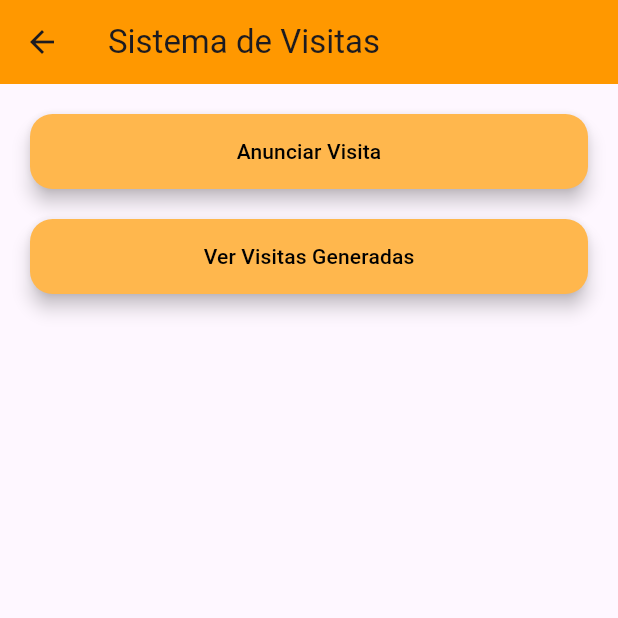
After one commit to diazf3r/Residential_Access_clone, a Flutter app: the GestionarVisitas screen opened directly, on a phone screen of 412 x 824 dp, the top half of it. The commit adds this screen. Run offline on Flutter 3.47's test engine with Material 3 defaults, Android fonts, the phone set to English and light mode, and no system bars; our stand-ins replace pretty_qr_code.

Commit message:
Creacion de la Pantalla para Gestionar las Visitas

```diff
--- a/lib/pages/anunciar_visita.dart
+++ b/lib/pages/anunciar_visita.dart
@@ -3,7 +3,9 @@ import 'package:myapp/pages/visita.dart';
 import 'package:myapp/widgets/inputs.dart';
 
 class AnunciarVisita extends StatelessWidget {
-  AnunciarVisita({super.key});
+  final Function(Visita) onVisitaCreada;
+
+  AnunciarVisita({super.key, required this.onVisitaCreada});
 
   final TextEditingController nombreController = TextEditingController();
   final TextEditingController apellidoController = TextEditingController();
@@ -24,11 +26,6 @@ class AnunciarVisita extends StatelessWidget {
   @override
   Widget build(BuildContext context) {
     return Scaffold(
-       appBar: AppBar(
-
-        centerTitle: true,
-        backgroundColor: Colors.orange,
-      ),
       backgroundColor: Colors.orange,
       body: Padding(
         padding: const EdgeInsets.all(20.0),
@@ -90,33 +87,28 @@ class AnunciarVisita extends StatelessWidget {
               horaController: horaController,
             ),
             const SizedBox(height: 30),
-
-                const SizedBox(height: 30),
                 ElevatedButton(
                   onPressed: () {
                     if (formKey.currentState?.validate() ?? false) {
-                    // Mostrar un mensaje emergente de confirmación
-                    ScaffoldMessenger.of(context).showSnackBar(
-                      const SnackBar(
-                        content: Text('¡La visita ha sido anunciada correctamente!'),
-                        duration: Duration(seconds: 2), // Duración del mensaje
-                      ),
-                    );
-
-                    // Navegar a la pantalla de detalles
-                    Navigator.push(
-                      context,
-                      MaterialPageRoute(
-                        builder: (context) => VisitaCreada(
+                      final nuevaVisita = Visita(
                         nombre: nombreController.text,
                         apellido: apellidoController.text,
                         identidad: identidadController.text,
                         motivo: motivoController.text,
                         fecha: fechaController.text,
                         hora: horaController.text,
-                        ),
+                      );
+
+                      onVisitaCreada(nuevaVisita);
+
+                      ScaffoldMessenger.of(context).showSnackBar(
+                        const SnackBar(
+                          content: Text('¡La visita ha sido anunciada correctamente!'),
+                          duration: Duration(seconds: 2),
                         ),
                       );
+
+                      Navigator.pop(context);
                     } else {
                       showDialog(
                         context: context,
@@ -157,3 +149,21 @@ class AnunciarVisita extends StatelessWidget {
     );
   }
 }
+
+class Visita {
+  final String nombre;
+  final String apellido;
+  final String identidad;
+  final String motivo;
+  final String fecha;
+  final String hora;
+
+  Visita({
+    required this.nombre,
+    required this.apellido,
+    required this.identidad,
+    required this.motivo,
+    required this.fecha,
+    required this.hora,
+  });
+}
--- /dev/null
+++ b/lib/pages/gestionar_visitas.dart
@@ -0,0 +1,100 @@
+import 'package:flutter/material.dart';
+import 'package:myapp/pages/tipo_visita.dart';
+import 'anunciar_visita.dart';
+import 'visita.dart';
+
+class GestionarVisitas extends StatefulWidget {
+  const GestionarVisitas({super.key});
+
+  @override
+  _GestionarVisitasState createState() => _GestionarVisitasState();
+}
+
+class _GestionarVisitasState extends State<GestionarVisitas> {
+  final List<Visita> visitas = []; // Lista de visitas agendadas
+
+  @override
+  Widget build(BuildContext context) {
+    return Scaffold(
+      appBar: AppBar(
+        title: const Text('Sistema de Visitas'),
+        backgroundColor: Colors.orange,
+      ),
+      body: Padding(
+        padding: const EdgeInsets.all(20.0),
+        child: Column(
+          crossAxisAlignment: CrossAxisAlignment.stretch,
+          children: [
+            ElevatedButton(
+              onPressed: () {
+                // Navegar a la pantalla de anunciar visita
+                Navigator.push(
+                  context,
+                  MaterialPageRoute(
+                    builder: (context) => AnunciarVisita(
+                      onVisitaCreada: (visita) {
+                        setState(() {
+                          visitas.add(visita); // Agregar visita a la lista
+                        });
+                      },
+                    ),
+                  ),
+                );
+              },
+              style: ElevatedButton.styleFrom(
+                backgroundColor: Colors.orange[300],
+                foregroundColor: Colors.black,
+                padding: const EdgeInsets.symmetric(vertical: 15),
+                shape: RoundedRectangleBorder(
+                  borderRadius: BorderRadius.circular(15),
+                ),
+                elevation: 5,
+              ),
+              child: const Text('Anunciar Visita'),
+            ),
+            const SizedBox(height: 20),
+            ElevatedButton(
+              onPressed: () {
+                if (visitas.isEmpty) {
+                  // Mensaje si no hay visitas agendadas
+                  ScaffoldMessenger.of(context).showSnackBar(
+                    const SnackBar(
+                      content: Text('No hay visitas agendadas aún.'),
+                      duration: Duration(seconds: 2),
+                    ),
+                  );
+                  return;
+                }
+
+                // Navegar a la pantalla de visitas agendadas
+                Navigator.push(
+                  context,
+                  MaterialPageRoute(
+                    builder: (context) => VisitasAgendadas(
+                      visitas: visitas,
+                      onVisitaEliminada: (index) {
+                        setState(() {
+                          visitas.removeAt(index); // Eliminar visita
+                        });
+                      },
+                    ),
+                  ),
+                );
+              },
+              style: ElevatedButton.styleFrom(
+                backgroundColor: Colors.orange[300],
+                foregroundColor: Colors.black,
+                padding: const EdgeInsets.symmetric(vertical: 15),
+                shape: RoundedRectangleBorder(
+                  borderRadius: BorderRadius.circular(15),
+                ),
+                elevation: 5,
+              ),
+              child: const Text('Ver Visitas Generadas'),
+            ),
+          ],
+        ),
+      ),
+    );
+  }
+}
--- a/lib/pages/principal.dart
+++ b/lib/pages/principal.dart
@@ -4,6 +4,7 @@ import 'package:myapp/pages/anuncios_page.dart';
 import 'package:myapp/pages/delivery.dart';
 import 'package:myapp/pages/encuestas.dart';
 import 'package:myapp/pages/foro_page.dart';
+import 'package:myapp/pages/gestionar_visitas.dart';
 import 'package:myapp/widgets/profile.dart';
 
 
@@ -116,11 +117,11 @@ class HomePage extends StatelessWidget {
                 crossAxisSpacing: 20,
                 mainAxisSpacing: 20,
                 children: [
-                  _buildOption(context, Icons.home, 'VISITAS', AnunciarVisita()),
+                  _buildOption(context, Icons.home, 'VISITAS', AnunciarVisita(onVisitaCreada: (Visita ) {  },)),
                   _buildOption(context, Icons.delivery_dining, 'DELIVERY', PantallaDelivery() ),
                   _buildOption(context, Icons.notifications, 'ANUNCIOS', const AnuncioPage() ),
                   _buildOption(context, Icons.chat, 'SUGERENCIAS', ForoPage() ),
-                  _buildOption(context, Icons.calendar_month, 'RESERVAS', AnunciarVisita() ),
+                  _buildOption(context, Icons.calendar_month, 'GESTIÓN DE VISITAS', const GestionarVisitas() ),
                   _buildOption(context, Icons.bar_chart, 'ENCUESTAS', EncuestasPage() ),
                 ],
               ),
```
Also changed, not shown: lib/pages/tipo_visita.dart (added, +188 -0 lines). Lines whose indentation alone changed are shown as unchanged.
